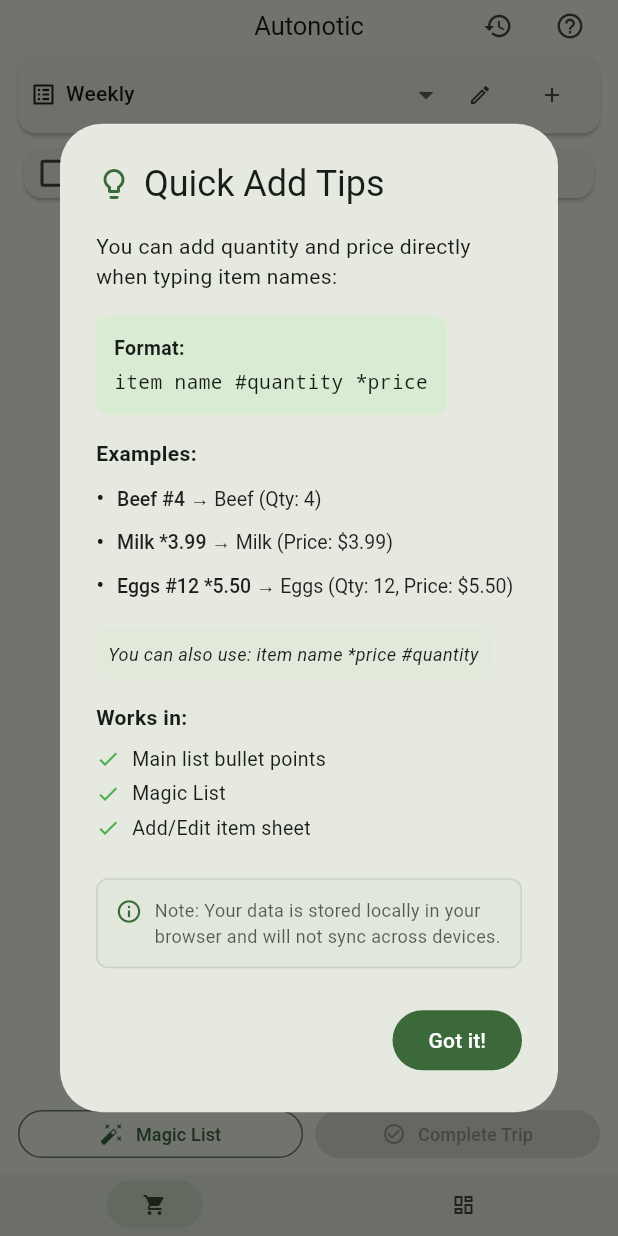
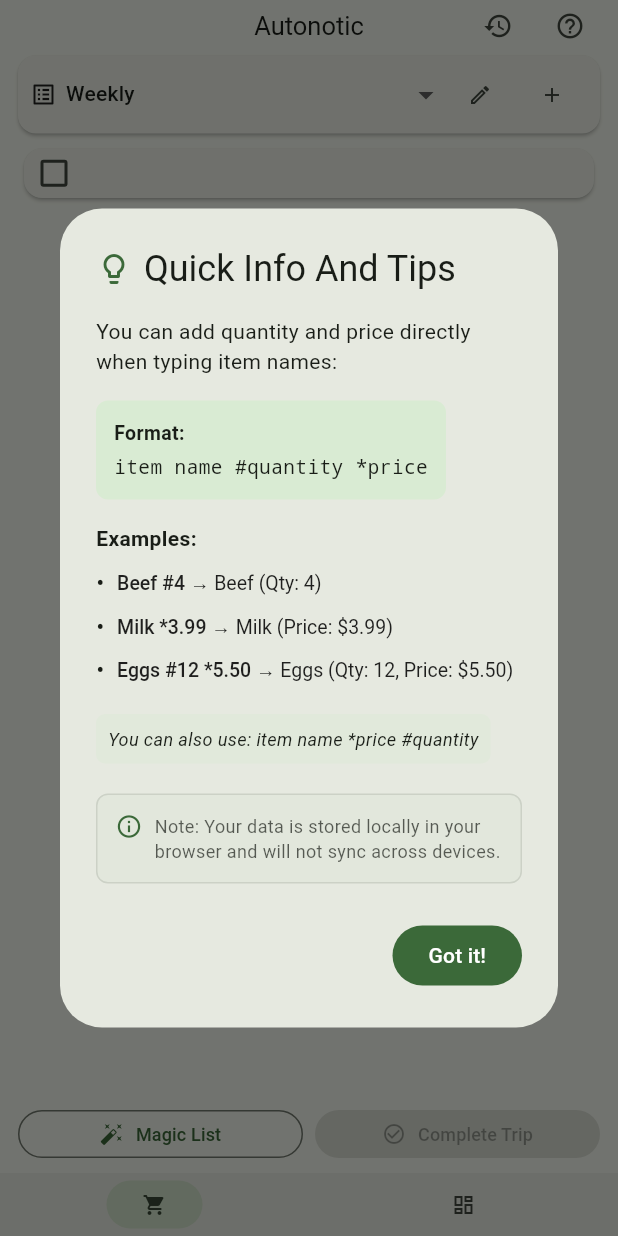
Before and after one commit to Ahmed-Estiak/note-app, a Flutter app: the screen it shows after launch, on a phone screen of 412 x 824 dp. Run offline on Flutter 3.47's test engine with Material 3 defaults, Android fonts, the phone set to English and light mode, and no system bars; our stand-ins replace shared_preferences; missing offline and left inert: dart:html.

Commit message:
Update InstructionsDialog title and remove redundant content
This commit changes the title from 'Quick Add Tips' to 'Quick Info And Tips' for better clarity. Additionally, it removes unnecessary text related to item functionality, streamlining the content for improved user experience.

```diff
--- a/lib/widgets/instructions_dialog.dart
+++ b/lib/widgets/instructions_dialog.dart
@@ -13,7 +13,7 @@ class InstructionsDialog extends StatelessWidget {
             color: Theme.of(context).colorScheme.primary,
           ),
           const SizedBox(width: 8),
-          const Text('Quick Add Tips'),
+          const Text('Quick Info And Tips'),
         ],
       ),
       content: SingleChildScrollView(
@@ -68,15 +68,6 @@ class InstructionsDialog extends StatelessWidget {
                 style: TextStyle(fontSize: 12, fontStyle: FontStyle.italic),
               ),
             ),
-            const SizedBox(height: 16),
-            const Text(
-              'Works in:',
-              style: TextStyle(fontWeight: FontWeight.bold, fontSize: 14),
-            ),
-            const SizedBox(height: 8),
-            _buildCheckItem('Main list bullet points'),
-            _buildCheckItem('Magic List'),
-            _buildCheckItem('Add/Edit item sheet'),
             const SizedBox(height: 20),
             Container(
               padding: const EdgeInsets.all(12),
```
